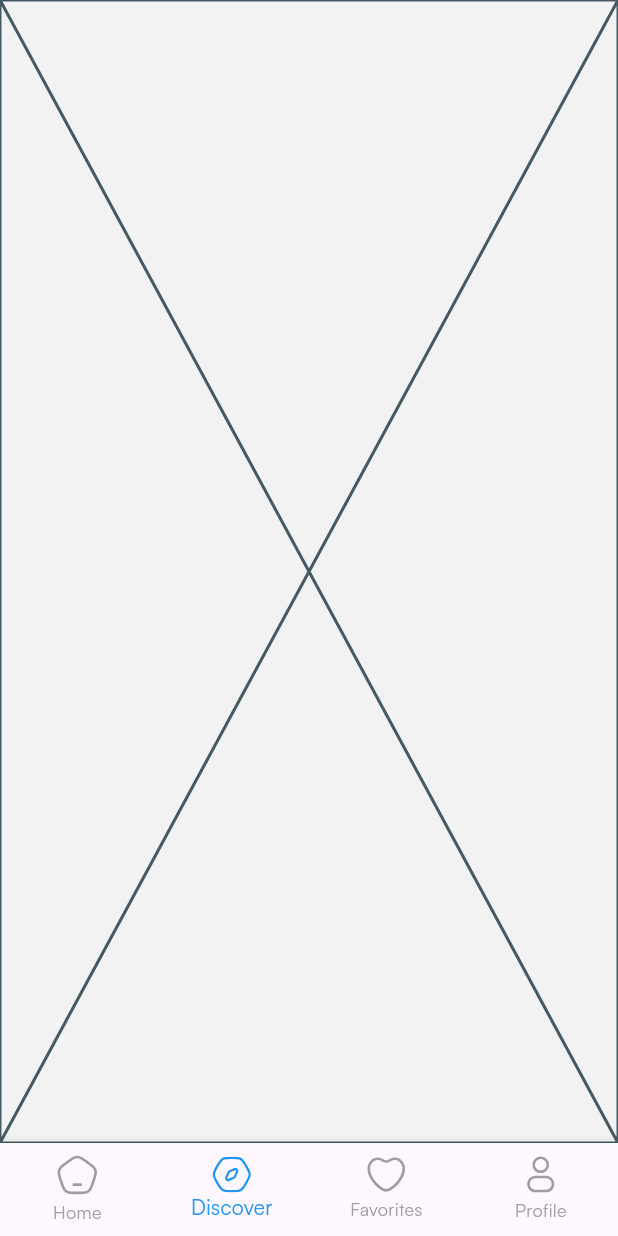
After one commit to minh-vox/spotify, a Flutter app: the screen it shows after launch, item 2 of the bottom bar chosen, on a phone screen of 412 x 824 dp. The commit adds this screen. Run offline on Flutter 3.47's test engine with Material 3 defaults, Android fonts, the phone set to English and light mode, and no system bars; our stand-ins replace flutter_bloc, flutter_svg, freezed_annotation, get_it, injectable, just_audio and 2 more; accounts and stored records are empty.

Commit message:
new update

```diff
--- a/pos/lib/main.dart
+++ b/pos/lib/main.dart
@@ -32,7 +32,7 @@ class SpotifyApp extends StatelessWidget {
       debugShowCheckedModeBanner: false,
       title: 'Flutter Demo',
       theme: AppTheme.lightTheme,
-      home: const IntroPage(),
+      home: const MainScreenView(),
     );
   }
 }
--- a/pos/lib/pages/home/home_page.dart
+++ b/pos/lib/pages/home/home_page.dart
@@ -1,7 +1,6 @@
 import 'package:flutter/material.dart';
 import 'package:flutter_bloc/flutter_bloc.dart';
 import 'package:flutter_svg/flutter_svg.dart';
-import 'package:get_it/get_it.dart';
 
 import '../../pos.dart';
 
@@ -60,7 +59,6 @@ class _HomePageState extends BasePageState<HomePage, HomePageBloc>
           ),
         ),
       ),
-      bottomNavigationBar: const BasicBottomBar(),
       body: BlocBuilder<HomePageBloc, HomePageState>(
         builder: (context, state) {
           if (state.isLoadingSong == LoadSong.loading ||
--- a/pos/lib/pages/login/login_page.dart
+++ b/pos/lib/pages/login/login_page.dart
@@ -109,7 +109,7 @@ class _LoginPageState extends BasePageState<LoginPage, LoginPageBloc> {
                           Navigator.pushAndRemoveUntil(
                             context,
                             MaterialPageRoute(
-                                builder: (context) => const HomePage()),
+                                builder: (context) => const MainScreenView()),
                             (route) => false,
                           );
                         } else if (state.status == LoginStatus.failure &&
--- /dev/null
+++ b/pos/lib/pages/main_screen/bloc/main_screen_bloc.dart
@@ -0,0 +1,19 @@
+import 'package:flutter_bloc/flutter_bloc.dart';
+import 'package:freezed_annotation/freezed_annotation.dart';
+import 'package:injectable/injectable.dart';
+
+part 'main_screen_event.dart';
+part 'main_screen_state.dart';
+part 'main_screen_bloc.freezed.dart';
+
+@injectable
+class MainScreenBloc extends Bloc<MainScreenEvent, MainScreenState> {
+  MainScreenBloc() : super(const MainScreenState()) {
+    on<ChangeTabEvent>(_onChangeTabEvent);
+  }
+
+  Future<void> _onChangeTabEvent(
+      ChangeTabEvent event, Emitter<MainScreenState> emit) async {
+    emit(state.copyWith(selectedIndex: event.index));
+  }
+}
--- /dev/null
+++ b/pos/lib/pages/main_screen/bloc/main_screen_event.dart
@@ -0,0 +1,12 @@
+part of 'main_screen_bloc.dart';
+
+sealed class MainScreenEvent {
+  const MainScreenEvent();
+}
+
+@freezed
+class ChangeTabEvent extends MainScreenEvent with _$ChangeTabEvent {
+  const factory ChangeTabEvent({
+    required int index,
+  }) = _ChangeTabEvent;
+}
--- /dev/null
+++ b/pos/lib/pages/main_screen/bloc/main_screen_state.dart
@@ -0,0 +1,8 @@
+part of 'main_screen_bloc.dart';
+
+@freezed
+class MainScreenState with _$MainScreenState {
+  const factory MainScreenState({
+    @Default(0) int selectedIndex,
+  }) = _MainScreenState;
+}
--- /dev/null
+++ b/pos/lib/pages/main_screen/main_screen_view.dart
@@ -0,0 +1,73 @@
+import 'package:flutter/material.dart';
+import 'package:flutter_bloc/flutter_bloc.dart';
+import 'package:flutter_svg/svg.dart';
+
+import '../../pos.dart';
+
+class MainScreenView extends StatefulWidget {
+  const MainScreenView({super.key});
+
+  @override
+  _MainScreenState createState() => _MainScreenState();
+}
+
+class _MainScreenState extends BasePageState<MainScreenView, MainScreenBloc> {
+  final List<Widget> _pages = [
+    const HomePage(),
+    const Placeholder(),
+    const Placeholder(),
+    const ProfilePages(),
+  ];
+
+  @override
+  Widget buildPage(BuildContext context) {
+    return BlocBuilder<MainScreenBloc, MainScreenState>(
+      builder: (context, state) {
+        return Scaffold(
+          body: _pages[state.selectedIndex],
+          bottomNavigationBar: BottomNavigationBar(
+            currentIndex: state.selectedIndex,
+            onTap: (index) {
+              bloc.add(ChangeTabEvent(index: index));
+            },
+            type: BottomNavigationBarType.fixed,
+            selectedItemColor: Colors.blue,
+            unselectedItemColor: Colors.grey,
+            items: [
+              BottomNavigationBarItem(
+                icon: _buildIcon(
+                    Assets.icons.homeIcon.path, state.selectedIndex, 0),
+                label: 'Home',
+              ),
+              BottomNavigationBarItem(
+                icon: _buildIcon(
+                    Assets.icons.discoveryIcon.path, state.selectedIndex, 1),
+                label: 'Discover',
+              ),
+              BottomNavigationBarItem(
+                icon: _buildIcon(
+                    Assets.icons.heartIcon.path, state.selectedIndex, 2),
+                label: 'Favorites',
+              ),
+              BottomNavigationBarItem(
+                icon: _buildIcon(
+                    Assets.icons.profileIcon.path, state.selectedIndex, 3),
+                label: 'Profile',
+              ),
+            ],
+          ),
+        );
+      },
+    );
+  }
+
+  Widget _buildIcon(String assetPath, int selectedIndex, int index) {
+    return SvgPicture.asset(
+      assetPath,
+      colorFilter: ColorFilter.mode(
+        selectedIndex == index ? Colors.blue : Colors.grey,
+        BlendMode.srcIn,
+      ),
+    );
+  }
+}
--- a/pos/lib/pos.dart
+++ b/pos/lib/pos.dart
@@ -11,6 +11,9 @@ export 'pages/home/widgets/tabBar_widget.dart';
 export 'pages/intro/intro_page.dart';
 export 'pages/login/bloc/login_page_bloc.dart';
 export 'pages/login/login_page.dart';
+export 'pages/main_screen/bloc/main_screen_bloc.dart';
+export 'pages/main_screen/main_screen_view.dart';
+export 'pages/profile/profile_pages.dart';
 export 'pages/register/bloc/register_bloc.dart';
 export 'pages/register/register_page.dart';
 export 'pages/song_play/bloc/song_play_bloc.dart';
@@ -24,7 +27,6 @@ export 'resource/styles/app_colors.dart';
 export 'resource/styles/app_theme.dart';
 export 'widgets/basic_app_bar.dart';
 export 'widgets/basic_app_button.dart';
-export 'widgets/basic_bottom_bar.dart';
 export 'widgets/basic_text_field.dart';
 export 'widgets/bottom_signup_signin_widget.dart';
 export 'widgets/favorite_button/bloc/favorite_bloc.dart';
--- a/pos/lib/widgets/basic_app_bar.dart
+++ b/pos/lib/widgets/basic_app_bar.dart
@@ -6,16 +6,18 @@ class BasicAppBar extends StatelessWidget implements PreferredSizeWidget {
     this.title,
     this.action,
     this.leading,
+    this.backgroundColor,
   });
 
   final Widget? title;
   final Widget? action;
   final Widget? leading;
+  final Color? backgroundColor;
 
   @override
   Widget build(BuildContext context) {
     return AppBar(
-      backgroundColor: Colors.transparent,
+      backgroundColor: backgroundColor,
       elevation: 0,
       centerTitle: true,
       title: title ?? const Text(''),
--- a/pos/lib/widgets/basic_text_field.dart
+++ b/pos/lib/widgets/basic_text_field.dart
@@ -1,7 +1,4 @@
 import 'package:flutter/material.dart';
-import 'package:flutter_svg/flutter_svg.dart';
-
-import '../pos.dart';
 
 class BasicTextField extends StatelessWidget {
   const BasicTextField({
```
Also changed, not shown: pos/lib/pages/login/bloc/login_page_bloc.dart (+11 -10 lines), pos/lib/pages/profile/profile_pages.dart (added, +65 -0 lines), pos/lib/pages/register/bloc/register_bloc.dart (+11 -12 lines), pos/lib/widgets/basic_bottom_bar.dart (deleted, +0 -74 lines), pos/assets/icons/home_icon.svg, pos/lib/di/di_pos.config.dart, pos/lib/pages/main_screen/bloc/main_screen_bloc.freezed.dart (added).
